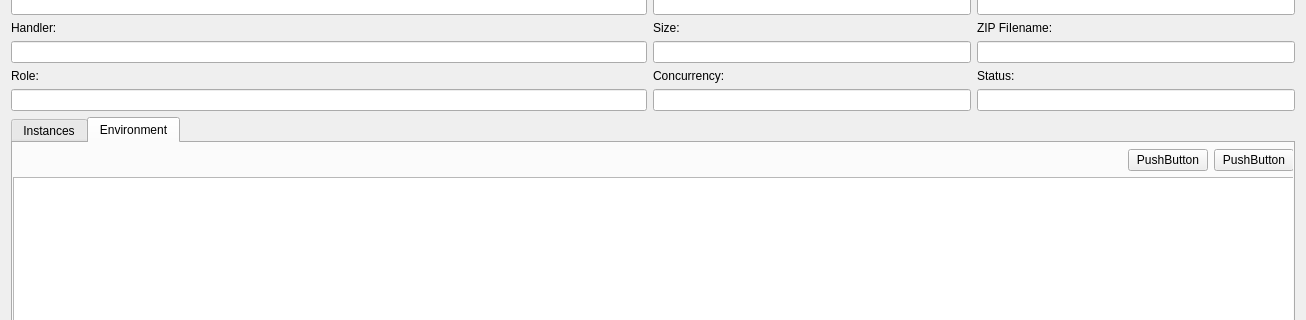
Above: src/modules/lambda/LambdaDetailsDialog.ui from jensvogt/awsmock-qt-ui before the change; both pictures show x 0 to 1306 and y 162 to 482 of the 1306 by 709 pixel window. Below: the same form after it.
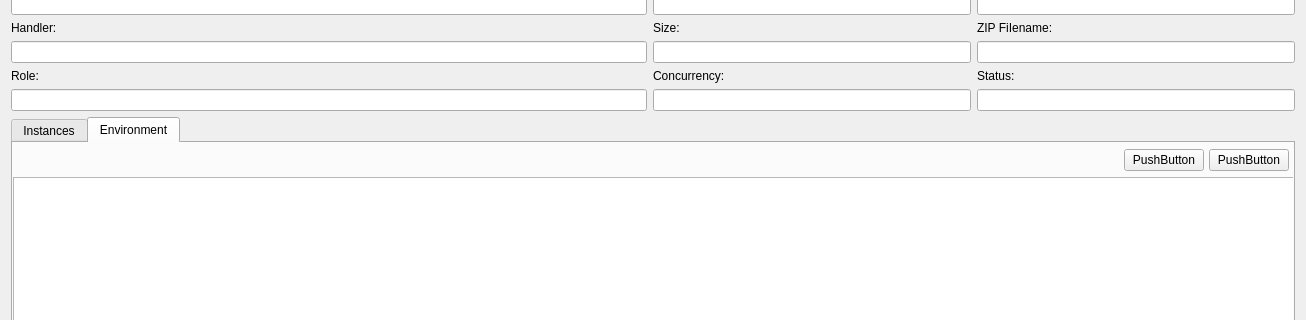
That is the form after the change.

Commit message: fix: add lambda environment create button

```diff
--- a/src/modules/lambda/LambdaDetailsDialog.ui
+++ b/src/modules/lambda/LambdaDetailsDialog.ui
@@ -261,6 +261,12 @@
           </property>
           <item>
            <layout class="QHBoxLayout" name="horizontalLayout_3">
+            <property name="spacing">
+             <number>5</number>
+            </property>
+            <property name="rightMargin">
+             <number>5</number>
+            </property>
             <item>
              <spacer name="horizontalSpacer_3">
               <property name="orientation">
```
The commit also changes 6 other files.
